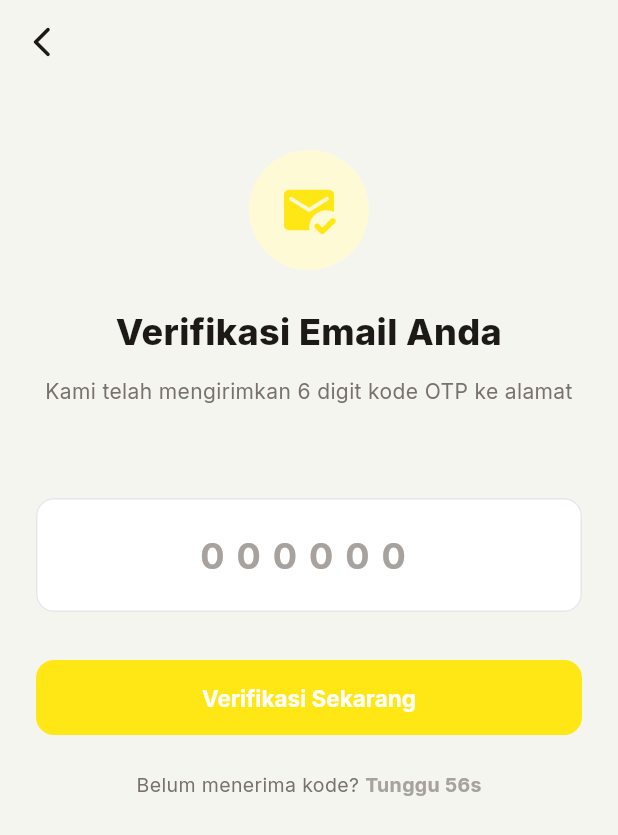
After one commit to RozhakDev/VanqisFresh_Mobile, a Flutter app: the VerifyEmailScreen screen opened by its route, after a tap on "Verifikasi Sekarang", after a tap on the "arrow back ios new" icon, on a phone screen of 412 x 824 dp. The commit adds this screen. Shown: the top 835 px of the screen. Run offline on Flutter 3.47's test engine with Material 3 defaults, Android fonts, the phone set to English and light mode, and no system bars; our stand-ins replace cached_network_image, dio, flutter_dotenv, flutter_riverpod, go_router, google_fonts and 2 more; accounts and stored records are empty; network calls fail.

Commit message:
fix: update login flow to require email verification

```diff
--- a/lib/core/router/app_router.dart
+++ b/lib/core/router/app_router.dart
@@ -5,6 +5,7 @@ import '../../features/catalog/presentation/screens/home_screen.dart';
 import '../../features/catalog/presentation/screens/product_detail_screen.dart';
 import '../../features/auth/presentation/screens/login_screen.dart';
 import '../../features/auth/presentation/screens/register_screen.dart';
+import '../../features/auth/presentation/screens/verify_email_screen.dart';
 import '../../features/auth/presentation/screens/profile_screen.dart';
 import '../../features/orders/presentation/screens/checkout_screen.dart';
 import '../../features/orders/presentation/screens/payment_screen.dart';
@@ -70,6 +71,14 @@ final appRouterProvider = Provider<GoRouter>((ref) {
         name: 'register',
         builder: (context, state) => const RegisterScreen(),
       ),
+      GoRoute(
+        path: '/verify-email',
+        name: 'verify_email',
+        builder: (context, state) {
+          final email = state.uri.queryParameters['email'] ?? '';
+          return VerifyEmailScreen(email: email);
+        },
+      ),
     ],
   );
 });
--- a/lib/features/auth/data/repositories/auth_repository.dart
+++ b/lib/features/auth/data/repositories/auth_repository.dart
@@ -43,10 +43,41 @@ class AuthRepository {
     }
   }
 
-  Future<Map<String, String>> login(String username, String password) async {
+  Future<void> verifyEmail(String email, String otp) async {
+    try {
+      await _dio.post('/users/verify-email/', data: {
+        'email': email,
+        'otp_code': otp,
+      });
+    } on DioException catch (e) {
+      if (e.response != null && e.response!.data is Map) {
+        final err = e.response!.data as Map;
+        final errors = err.values.expand((v) => v is List ? v : [v]).join('\n');
+        throw Exception(errors.isNotEmpty ? errors : 'Verifikasi gagal. Cek kode OTP.');
+      }
+      throw Exception('Gagal memverifikasi. Periksa koneksi Anda.');
+    }
+  }
+
+  Future<void> resendOtp(String email) async {
+    try {
+      await _dio.post('/users/resend-otp/', data: {
+        'email': email,
+      });
+    } on DioException catch (e) {
+      if (e.response != null && e.response!.data is Map) {
+        final err = e.response!.data as Map;
+        final errors = err.values.expand((v) => v is List ? v : [v]).join('\n');
+        throw Exception(errors.isNotEmpty ? errors : 'Gagal mengirim ulang OTP.');
+      }
+      throw Exception('Kesalahan jaringan saat mengirim ulang OTP.');
+    }
+  }
+
+  Future<Map<String, String>> login(String email, String password) async {
     try {
       final response = await _dio.post('/users/login/', data: {
-        'username': username,
+        'username': email,
         'password': password,
       });
 
@@ -55,10 +86,21 @@ class AuthRepository {
         'refresh': response.data['refresh'],
       };
     } on DioException catch (e) {
-      if (e.response?.statusCode == 401) {
-        throw Exception('Username atau password salah.');
+      if (e.response != null && e.response!.data is Map) {
+        final data = e.response!.data as Map;
+        if (data.containsKey('errors')) {
+          final errors = data['errors'] as Map;
+          if (errors['is_verified'] != null && errors['is_verified'].toString() == '[False]') {
+             throw Exception('UNVERIFIED:$email');
+          }
+          final errorMessages = errors.values.expand((v) => v is List ? v : [v]).join('\n');
+          throw Exception(errorMessages.isNotEmpty ? errorMessages : 'Login gagal');
+        }
+        if (data.containsKey('detail')) {
+          throw Exception(data['detail']);
+        }
       }
-      throw Exception('Kesalahan jaringan saat login.');
+      throw Exception('Kesalahan jaringan atau kredensial salah.');
     }
   }
 
--- a/lib/features/auth/presentation/providers/auth_provider.dart
+++ b/lib/features/auth/presentation/providers/auth_provider.dart
@@ -33,10 +33,10 @@ class AuthNotifier extends Notifier<AuthState> {
     }
   }
 
-  Future<bool> login(String username, String password) async {
+  Future<bool> login(String email, String password) async {
     state = state.copyWith(isLoading: true, clearError: true);
     try {
-      final tokens = await _repository.login(username, password);
+      final tokens = await _repository.login(email, password);
       await _repository.saveTokens(tokens['access']!, tokens['refresh']!);
       final user = await _repository.fetchProfile();
 
--- a/lib/features/auth/presentation/screens/register_screen.dart
+++ b/lib/features/auth/presentation/screens/register_screen.dart
@@ -58,13 +58,14 @@ class _RegisterScreenState extends ConsumerState<RegisterScreen> {
       ScaffoldMessenger.of(context).showSnackBar(
         SnackBar(
           content: Text(
-            'Registrasi berhasil! Silakan masuk.',
+            'Registrasi berhasil! Silakan verifikasi email Anda.',
             style: GoogleFonts.inter(color: Colors.white, fontWeight: FontWeight.w600),
           ),
           backgroundColor: AppColors.success,
         ),
       );
-      context.go('/login');
+      final registeredEmail = _emailCtrl.text.trim();
+      context.go('/verify-email?email=$registeredEmail');
     }
   }
 
@@ -190,7 +191,7 @@ class _RegisterScreenState extends ConsumerState<RegisterScreen> {
                 ),
                 const SizedBox(height: 16),
 
-                _buildLabel('Email (Opsional)'),
+                _buildLabel('Email'),
                 TextFormField(
                   controller: _emailCtrl,
                   keyboardType: TextInputType.emailAddress,
@@ -199,9 +200,8 @@ class _RegisterScreenState extends ConsumerState<RegisterScreen> {
                     prefixIcon: Icon(Icons.email_outlined, color: AppColors.textHint, size: 20),
                   ),
                   validator: (value) {
-                    if (value != null && value.trim().isNotEmpty) {
-                      if (!RegExp(r'^[^@]+@[^@]+\.[^@]+').hasMatch(value)) return 'Format email tidak valid';
-                    }
+                    if (value == null || value.trim().isEmpty) return 'Email wajib diisi';
+                    if (!RegExp(r'^[^@]+@[^@]+\.[^@]+').hasMatch(value)) return 'Format email tidak valid';
                     return null;
                   },
                 ),
--- /dev/null
+++ b/lib/features/auth/presentation/screens/verify_email_screen.dart
@@ -0,0 +1,196 @@
+import 'dart:async';
+import 'package:flutter/material.dart';
+import 'package:flutter/services.dart';
+import 'package:flutter_riverpod/flutter_riverpod.dart';
+import 'package:go_router/go_router.dart';
+import 'package:google_fonts/google_fonts.dart';
+
+import '../../../../core/theme/app_theme.dart';
+import '../providers/auth_provider.dart';
+import '../../data/repositories/auth_repository.dart';
+
+class VerifyEmailScreen extends ConsumerStatefulWidget {
+  final String email;
+
+  const VerifyEmailScreen({super.key, required this.email});
+
+  @override
+  ConsumerState<VerifyEmailScreen> createState() => _VerifyEmailScreenState();
+}
+
+class _VerifyEmailScreenState extends ConsumerState<VerifyEmailScreen> {
+  final _otpController = TextEditingController();
+  bool _isLoading = false;
+  int _resendTimeout = 60;
+  Timer? _timer;
+
+  @override
+  void initState() {
+    super.initState();
+    _startTimer();
+  }
+
+  @override
+  void dispose() {
+    _otpController.dispose();
+    _timer?.cancel();
+    super.dispose();
+  }
+
+  void _startTimer() {
+    setState(() => _resendTimeout = 60);
+    _timer = Timer.periodic(const Duration(seconds: 1), (timer) {
+      if (_resendTimeout == 0) {
+        timer.cancel();
+      } else {
+        setState(() => _resendTimeout--);
+      }
+    });
+  }
+
+  Future<void> _verifyOtp() async {
+    final otp = _otpController.text.trim();
+    if (otp.length < 6) {
+      ScaffoldMessenger.of(context).showSnackBar(
+        const SnackBar(content: Text('Kode OTP tidak lengkap'), backgroundColor: AppColors.error),
+      );
+      return;
+    }
+
+    setState(() => _isLoading = true);
+
+    try {
+      await ref.read(authRepositoryProvider).verifyEmail(widget.email, otp);
+      if (!mounted) return;
+      ScaffoldMessenger.of(context).showSnackBar(
+        SnackBar(
+          content: Text('Verifikasi Berhasil! Silakan Login.', style: GoogleFonts.inter(color: Colors.white)),
+          backgroundColor: AppColors.success,
+        ),
+      );
+      context.go('/login');
+    } catch (e) {
+      if (!mounted) return;
+      ScaffoldMessenger.of(context).showSnackBar(
+        SnackBar(content: Text(e.toString().replaceAll('Exception: ', '')), backgroundColor: AppColors.error),
+      );
+    } finally {
+      if (mounted) setState(() => _isLoading = false);
+    }
+  }
+
+  Future<void> _resendOtp() async {
+    if (_resendTimeout > 0) return;
+
+    setState(() => _isLoading = true);
+    try {
+      await ref.read(authRepositoryProvider).resendOtp(widget.email);
+      if (!mounted) return;
+      ScaffoldMessenger.of(context).showSnackBar(
+        SnackBar(
+          content: Text('Kode OTP telah dikirim ulang ke ${widget.email}', style: GoogleFonts.inter(color: Colors.white)),
+          backgroundColor: AppColors.success,
+        ),
+      );
+      _startTimer();
+    } catch (e) {
+      if (!mounted) return;
+      ScaffoldMessenger.of(context).showSnackBar(
+        SnackBar(content: Text(e.toString().replaceAll('Exception: ', '')), backgroundColor: AppColors.error),
+      );
+    } finally {
+      if (mounted) setState(() => _isLoading = false);
+    }
+  }
+
+  @override
+  Widget build(BuildContext context) {
+    return Scaffold(
+      backgroundColor: AppColors.background,
+      appBar: AppBar(
+        backgroundColor: Colors.transparent,
+        elevation: 0,
+        leading: IconButton(
+          icon: const Icon(Icons.arrow_back_ios_new_rounded, color: AppColors.textPrimary),
+          onPressed: () => context.pop(),
+        ),
+      ),
+      body: SafeArea(
+        child: SingleChildScrollView(
+          padding: const EdgeInsets.all(24),
+          child: Column(
+            crossAxisAlignment: CrossAxisAlignment.stretch,
+            children: [
+              const SizedBox(height: 20),
+              Container(
+                width: 80, height: 80,
+                decoration: BoxDecoration(color: AppColors.primaryMuted, shape: BoxShape.circle),
+                child: const Icon(Icons.mark_email_read_rounded, size: 40, color: AppColors.primary),
+              ),
+              const SizedBox(height: 24),
+              Text(
+                'Verifikasi Email Anda',
+                style: GoogleFonts.inter(fontSize: 24, fontWeight: FontWeight.w800, color: AppColors.textPrimary),
+                textAlign: TextAlign.center,
+              ),
+              const SizedBox(height: 12),
+              Text(
+                'Kami telah mengirimkan 6 digit kode OTP ke alamat\n${widget.email}',
+                style: GoogleFonts.inter(fontSize: 14, color: AppColors.textSecondary, height: 1.5),
+                textAlign: TextAlign.center,
+              ),
+              const SizedBox(height: 40),
+
+              TextField(
+                controller: _otpController,
+                keyboardType: TextInputType.number,
+                textAlign: TextAlign.center,
+                style: GoogleFonts.inter(fontSize: 24, letterSpacing: 8, fontWeight: FontWeight.w700),
+                inputFormatters: [
+                  FilteringTextInputFormatter.digitsOnly,
+                  LengthLimitingTextInputFormatter(6),
+                ],
+                decoration: InputDecoration(
+                  hintText: '000000',
+                  hintStyle: GoogleFonts.inter(fontSize: 24, letterSpacing: 8, color: AppColors.textHint),
+                  filled: true,
+                  fillColor: AppColors.surface,
+                  border: OutlineInputBorder(borderRadius: BorderRadius.circular(16), borderSide: BorderSide.none),
+                  contentPadding: const EdgeInsets.symmetric(vertical: 20),
+                ),
+              ),
+              const SizedBox(height: 32),
+
+              ElevatedButton(
+                onPressed: _isLoading ? null : _verifyOtp,
+                style: ElevatedButton.styleFrom(padding: const EdgeInsets.symmetric(vertical: 16)),
+                child: _isLoading
+                    ? const SizedBox(height: 20, width: 20, child: CircularProgressIndicator(color: Colors.white, strokeWidth: 2))
+                    : const Text('Verifikasi Sekarang'),
+              ),
+              const SizedBox(height: 24),
+
+              Row(
+                mainAxisAlignment: MainAxisAlignment.center,
+                children: [
+                  Text('Belum menerima kode? ', style: GoogleFonts.inter(color: AppColors.textSecondary, fontSize: 13)),
+                  GestureDetector(
+                    onTap: _isLoading ? null : _resendOtp,
+                    child: Text(
+                      _resendTimeout > 0 ? 'Tunggu ${_resendTimeout}s' : 'Kirim Ulang',
+                      style: GoogleFonts.inter(
+                        color: _resendTimeout > 0 ? AppColors.textHint : AppColors.primary,
+                        fontWeight: FontWeight.w700,
+                        fontSize: 13,
+                      ),
+                    ),
+                  ),
+                ],
+              ),
+            ],
+          ),
+        ),
+      ),
+    );
+  }
+}
```
Also changed, not shown: lib/features/auth/presentation/screens/login_screen.dart (+26 -8 lines).
